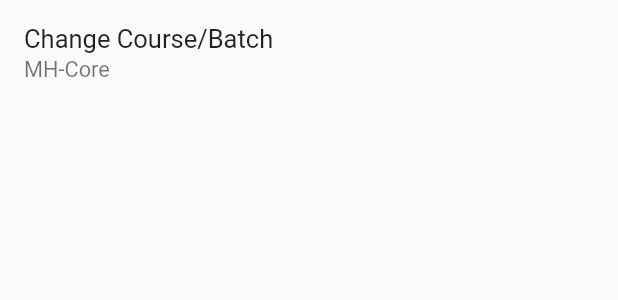
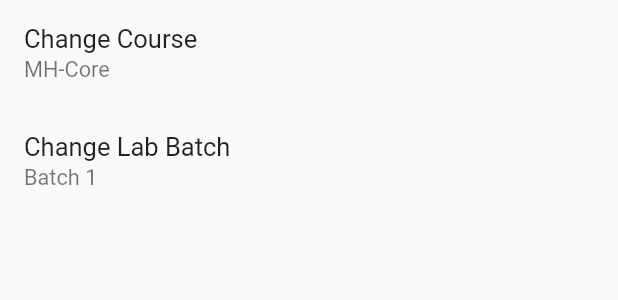
Before and after one commit to Sreeram3927/class_trackr, a Flutter app: the Settings widget shown alone on an empty page, opened directly, on a phone screen of 412 x 824 dp. Shown: the top 300 px of the screen. Run offline on Flutter 3.47's test engine with Material 2 defaults, Android fonts, the phone set to English and light mode, and no system bars; our stand-ins replace firebase_core, fluttertoast, shared_preferences; accounts and stored records are empty.

Commit message:
add change batch to settings

```diff
--- a/lib/screens/settings/settings.dart
+++ b/lib/screens/settings/settings.dart
@@ -1,4 +1,5 @@
 import 'package:flutter/material.dart';
+import 'package:infinity_project/data/subjects.dart';
 import 'package:infinity_project/data/timetable_data.dart';
 import 'package:infinity_project/screens/settings/settings_functions.dart';
 import 'package:infinity_project/data/user_preferences.dart';
@@ -19,34 +20,59 @@ class _SettingsState extends State<Settings> {
       setState(() => UserPreferences.refreshData());
     }
 
-    final List<Widget> settings = [
-      settingsTile('Change Course/Batch', TimeTableData.currentCourse, setData),
-      //changeData(context, 'Change Foreign Language', TimeTableData.curLang),
-      // feedbackForm(),
-      // darkTheme(context),
-      // sourceCode(),
-      // aboutApp(context, 'App Name', 'IP_SD', 'IP_SD'),
-      // aboutApp(context, 'App Version', '0.3.1', 'For updates check Discord')
-    ];
+    // final List<Widget> settings = [
+    //   settingsTile('Change Course/Batch', TimeTableData.currentCourse, setData),
+    //   //changeData(context, 'Change Foreign Language', TimeTableData.curLang),
+    //   // feedbackForm(),
+    //   // darkTheme(context),
+    //   // sourceCode(),
+    //   // aboutApp(context, 'App Name', 'IP_SD', 'IP_SD'),
+    //   // aboutApp(context, 'App Version', '0.3.1', 'For updates check Discord')
+    // ];
 
-    return ListView.builder(
-      itemCount: settings.length,
-      itemBuilder: (context, index) => settings[index],
+    return ListView(
+      // itemCount: settings.length,
+      // itemBuilder: (context, index) => settings[index],
+      children: [
+
+        changeSettingsTile(
+          name: 'Change Course',
+          valueKey: 'course',
+          data: TimeTableData.courses,
+          currentValue: TimeTableData.currentCourse,
+          refresh: setData
+        ),
+
+        changeSettingsTile(
+          name: 'Change Lab Batch',
+          valueKey: 'batch',
+          data: Subject.batches,
+          currentValue: Subject.currentBatch,
+          refresh: setData
+        )
+
+      ],
     );
 
   }
 
-  Widget settingsTile(String title, String subtitle, void Function() refresh) {
+  Widget changeSettingsTile({
+    required String name,
+    required String valueKey,
+    required List data,
+    required String currentValue,
+    required void Function() refresh
+  }) {
     return ListTile(
       title: Text(
-        title,
+        name,
         style: const TextStyle(
           fontSize: 17.0,
           fontWeight: FontWeight.w400,
         ),
       ),
       subtitle: Text(
-        subtitle,
+        currentValue,
         style: const TextStyle(
           fontSize: 14.5,
           fontWeight: FontWeight.w400
@@ -55,7 +81,13 @@ class _SettingsState extends State<Settings> {
       onTap: () {
         showDialog(
           context: context,
-          builder: (context) => selectCourse(title, refresh)
+          builder: (context) => selectCourse(
+            name: name,
+            valueKey: valueKey,
+            data: data,
+            currentValue: data.indexOf(currentValue),
+            refresh: refresh
+          )
         );
       }
     );
--- a/lib/screens/settings/settings_functions.dart
+++ b/lib/screens/settings/settings_functions.dart
@@ -1,5 +1,4 @@
 import 'package:flutter/material.dart';
-import 'package:infinity_project/data/timetable_data.dart';
 import 'package:infinity_project/data/user_preferences.dart';
 
 Widget alertCard(BuildContext context, String data) {
@@ -17,15 +16,21 @@ Widget alertCard(BuildContext context, String data) {
   );
 }
 
-Widget selectCourse(String title, void Function() refresh) {
+Widget selectCourse({
+  required String name,
+  required String valueKey,
+  required List data,
+  required int currentValue,
+  required void Function() refresh
+}) {
 
-  List<dynamic> data = TimeTableData.courses;
-  int currentVal = data.indexOf(TimeTableData.currentCourse);
+  // List<dynamic> data = TimeTableData.courses;
+  // int currentValue = data.indexOf(TimeTableData.currentCourse);
 
   return AlertDialog(
     backgroundColor: const Color(0xFFCCDAD1),
     title: Text(
-      title,
+      name,
       textAlign: TextAlign.center,
       style: const TextStyle(
         fontSize: 21.0,
@@ -39,16 +44,16 @@ Widget selectCourse(String title, void Function() refresh) {
           children: [
             Radio(
               value: index,
-              groupValue: currentVal,
+              groupValue: currentValue,
               onChanged: (value) {
-                UserPreferences.setData('course', data[value!.toInt()]);
+                UserPreferences.setData(valueKey, data[value!.toInt()]);
                 refresh();
               },
             ),
             GestureDetector(
               child: Text(data[index]),
               onTap: () {
-                UserPreferences.setData('course', data[index]);
+                UserPreferences.setData(valueKey, data[index]);
                 refresh();
               },
             )
```
